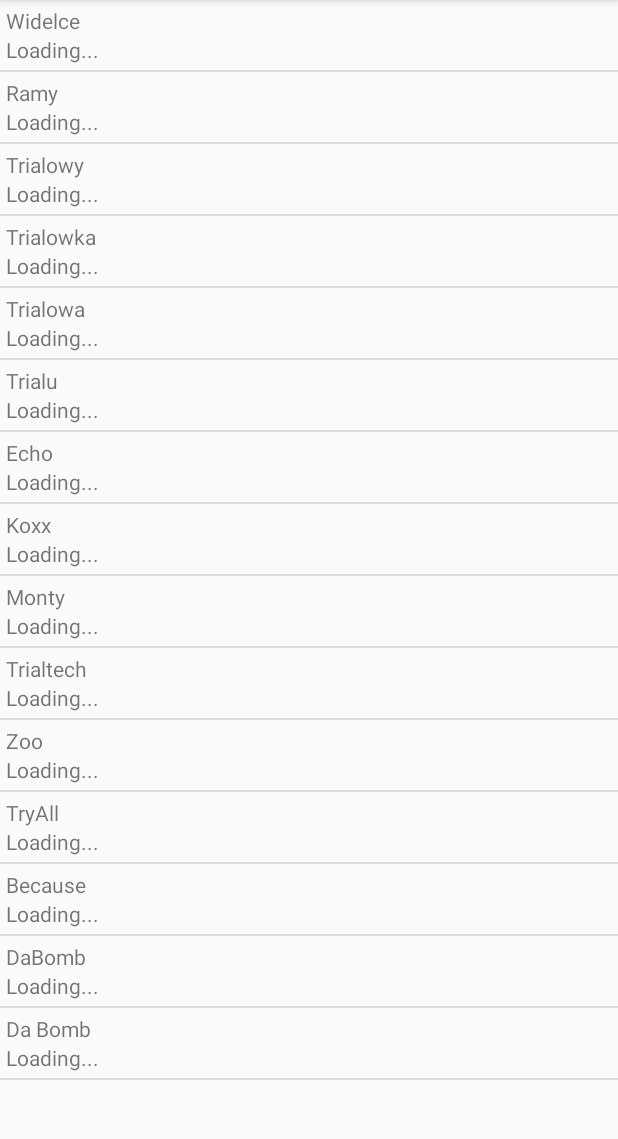
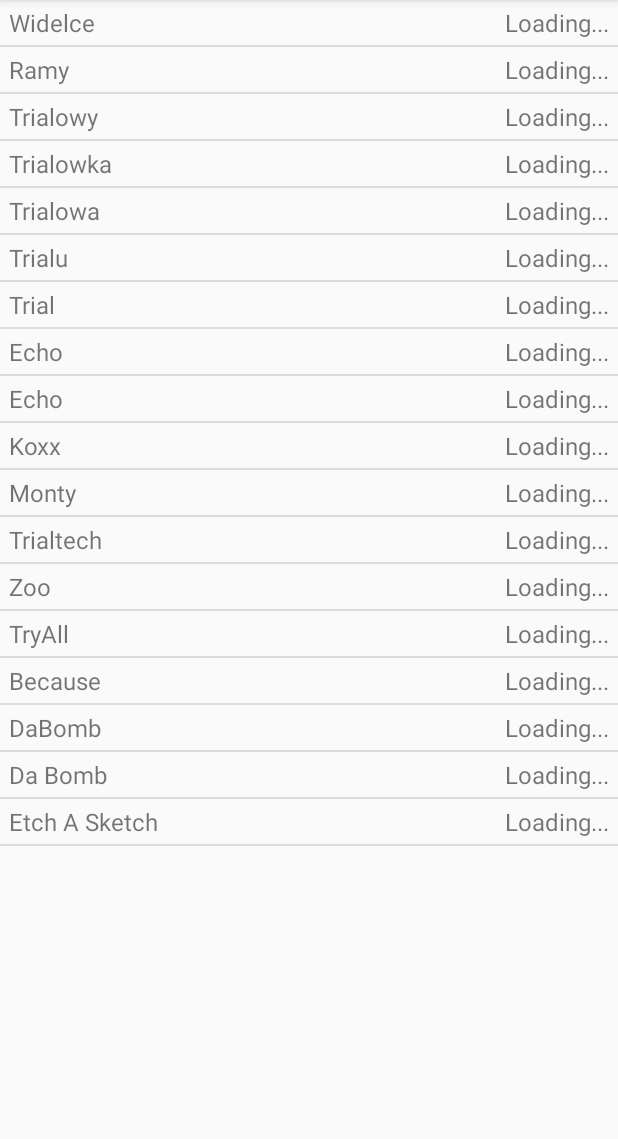
Before and after one commit to darekbx/AllegroWatcher, an Android app: the screen it shows after launch (MainActivity), on a phone screen of 412 x 824 dp, the part 84-1223 px from its top. Run offline under Robolectric (Android 15) with nearby library versions, the phone set to English and light mode, and no system bars; our stand-ins replace data binding; libraries missing offline, so code that uses them is left out: rx.android.schedulers, rx.functions, rx.schedulers; 3 statements that could not run were skipped.

Commit message:
ItemAdapter with utils.

```diff
--- a/app/src/main/java/com/allegrowatcher/MainActivity.java
+++ b/app/src/main/java/com/allegrowatcher/MainActivity.java
@@ -19,7 +19,9 @@ public class MainActivity extends AppCompatActivity {
         { add(new Filter("Trialowka", 16414)); }
         { add(new Filter("Trialowa", 16414)); }
         { add(new Filter("Trialu", 16414)); }
-        { add(new Filter("Echo", 16414)); }
+        { add(new Filter("Trial", 16414)); }
+        { add(new Filter("Echo", 16420)); }
+        { add(new Filter("Echo", 16416)); }
         { add(new Filter("Koxx", 16414)); }
         { add(new Filter("Monty", 16414)); }
         { add(new Filter("Trialtech", 16414)); }
@@ -28,6 +30,7 @@ public class MainActivity extends AppCompatActivity {
         { add(new Filter("Because", 16414)); }
         { add(new Filter("DaBomb", 16414)); }
         { add(new Filter("Da Bomb", 16414)); }
+        { add(new Filter("Etch A Sketch")); }
     };
 
     @Override
@@ -37,5 +40,13 @@ public class MainActivity extends AppCompatActivity {
 
         FilterAdapter adapter = new FilterAdapter(this, filters);
         ((ListView)findViewById(R.id.list_view)).setAdapter(adapter);
+
+        /*
+       TODO:
+       0. adapter_item.xml set photo box size in px (medium photo size?)
+       1. Glide for loading images
+       2. Parceler to store items
+       3. Activity with items list
+         */
     }
 }
--- a/app/src/main/java/com/allegrowatcher/adapters/FilterAdapter.java
+++ b/app/src/main/java/com/allegrowatcher/adapters/FilterAdapter.java
@@ -3,13 +3,14 @@ package com.allegrowatcher.adapters;
 import android.content.Context;
 import android.databinding.BindingAdapter;
 import android.databinding.DataBindingUtil;
+import android.graphics.Color;
 import android.graphics.Typeface;
 import android.support.annotation.NonNull;
 import android.view.LayoutInflater;
 import android.view.View;
 import android.view.ViewGroup;
 import android.widget.ArrayAdapter;
-import android.widget.LinearLayout;
+import android.widget.FrameLayout;
 import android.widget.TextView;
 import android.widget.Toast;
 
@@ -65,13 +66,14 @@ public class FilterAdapter extends ArrayAdapter<Filter> {
                     @Override
                     public void call(Summary summary) {
                         invalidateText(view, summary);
-                        ((LinearLayout) view.getParent()).setTag(summary.newIitems);
+                        ((FrameLayout) view.getParent()).setTag(summary.newIitems);
                     }
                 });
     }
 
     public static void invalidateText(TextView view, Summary summary) {
         view.setTypeface(summary.newItemsCount > 0 ? Typeface.DEFAULT_BOLD : Typeface.DEFAULT);
+        view.setTextColor(summary.newItemsCount > 0 ? Color.RED : Color.BLACK);
         view.setText(summary.newItemsCount + "/" + summary.itemsCount);
     }
 
--- a/app/src/main/java/com/allegrowatcher/controllers/AllegroController.java
+++ b/app/src/main/java/com/allegrowatcher/controllers/AllegroController.java
@@ -60,8 +60,10 @@ public class AllegroController {
     public List<Item> loadItems(Filter filter) {
         if (TextUtils.isEmpty(filter.keyword)) {
             return SoapMethods.doGetItemsListRequest(filter.categoryId, filter.priceMin, filter.priceMax, null);
+        } else if (filter.categoryId > 0) {
+            return SoapMethods.doGetItemsListRequest(filter.categoryId, filter.keyword);
         } else {
-            return SoapMethods.doGetItemsListRequest(filter.categoryId, filter.keyword);
+            return SoapMethods.doGetItemsListRequest(filter.keyword);
         }
     }
 }
--- a/app/src/main/java/com/allegrowatcher/model/Filter.java
+++ b/app/src/main/java/com/allegrowatcher/model/Filter.java
@@ -23,4 +23,9 @@ public class Filter {
         this.keyword = keyword;
         this.categoryId = categoryId;
     }
+
+    public Filter(String keyword) {
+        this.name = keyword;
+        this.keyword = keyword;
+    }
 }
--- a/app/src/main/res/layout/adapter_filter_item.xml
+++ b/app/src/main/res/layout/adapter_filter_item.xml
@@ -6,24 +6,30 @@
         <variable name="filter" type="com.allegrowatcher.model.Filter" />
         <variable name="handlers" type="com.allegrowatcher.adapters.FilterAdapter" />
     </data>
-    <LinearLayout
-        android:orientation="vertical"
+    <FrameLayout
         android:layout_width="match_parent"
         android:layout_height="match_parent"
-        android:padding="4dp"
+        android:paddingLeft="6dp"
+        android:paddingRight="6dp"
+        android:paddingTop="4dp"
+        android:paddingBottom="4dp"
         android:onClick="@{handlers.onItemClick}">
 
         <TextView
             android:layout_width="wrap_content"
             android:layout_height="wrap_content"
+            android:layout_gravity="left|center_vertical"
+            android:textSize="16sp"
             android:text="@{filter.name}"
             />
         <TextView
             android:layout_width="wrap_content"
             android:layout_height="wrap_content"
+            android:layout_gravity="right|center_vertical"
+            android:textSize="16sp"
             app:filter="@{filter}"
             android:text="@string/loading"
             />
 
-    </LinearLayout>
+    </FrameLayout>
 </layout>
```
Also changed, not shown: app/src/main/java/com/allegrowatcher/adapters/ItemAdapter.java (added, +47 -0 lines), app/src/main/java/com/allegrowatcher/service/SoapEnvelopes.java (+11 -9 lines), app/src/main/java/com/allegrowatcher/service/SoapMethods.java (+10 -2 lines), app/src/main/java/com/allegrowatcher/utils/PriceFormatter.java (added, +32 -0 lines), app/src/main/res/layout/adapter_item.xml (added, +50 -0 lines), 1 other file.
